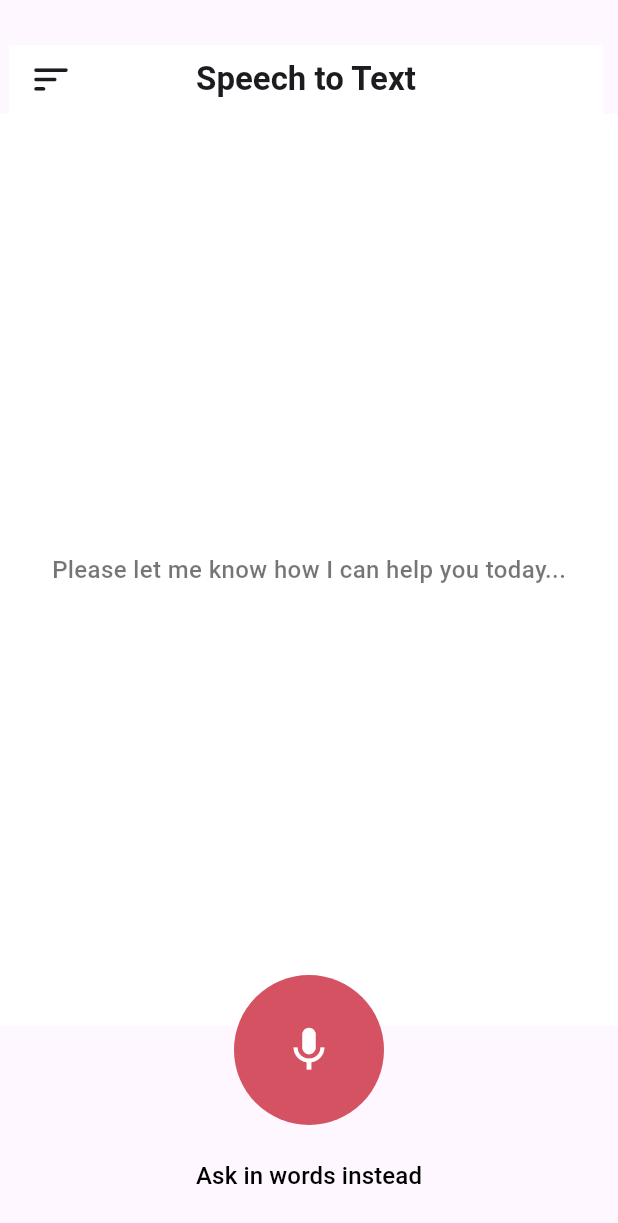
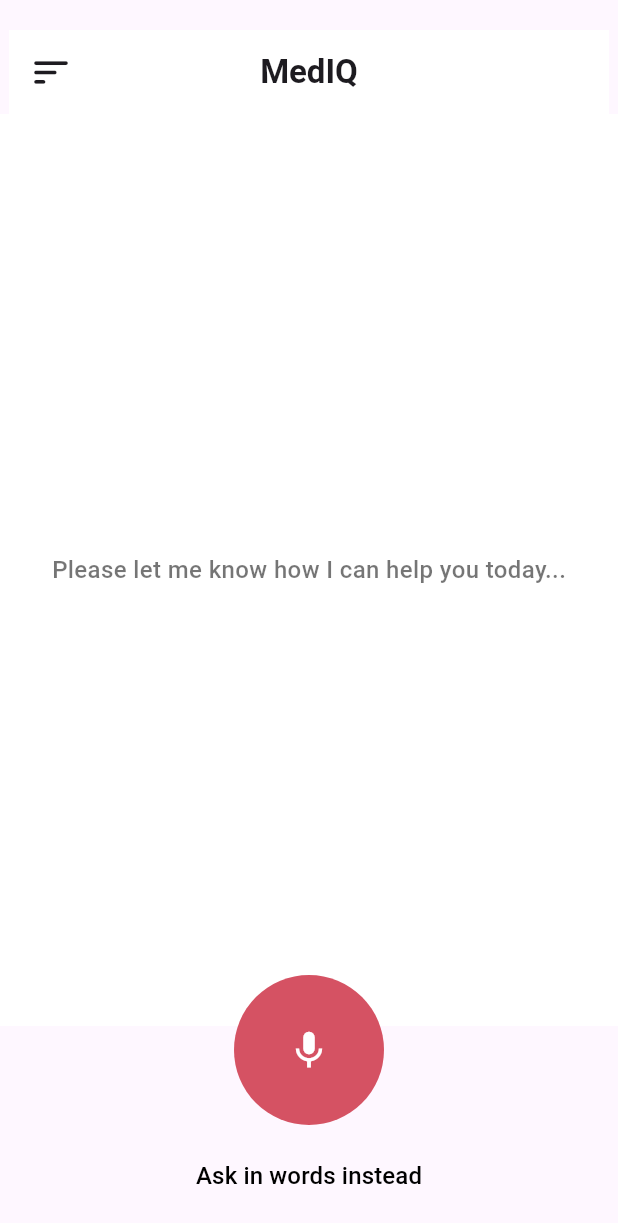
Before and after one commit to kodecosmo/MedIQ-Flutter-New, a Flutter app: the ChatbotPage screen opened directly, on a phone screen of 412 x 824 dp. Shown: the top 1223 px of the screen. Run offline on Flutter 3.47's test engine with Material 3 defaults, Android fonts, the phone set to English and light mode, and no system bars; drawn by our look-alikes of avatar_glow; our stand-ins replace lottie, smooth_page_indicator, speech_to_text; network calls fail.

Commit message:
refactor: Update home screen to use OnBoardingScreen instead of ChatbotPage

```diff
--- a/lib/main.dart
+++ b/lib/main.dart
@@ -36,7 +36,7 @@ class MyApp extends StatelessWidget {
         colorScheme: ColorScheme.fromSeed(seedColor: Colors.deepPurple),
         useMaterial3: true,
       ),
-      home: ChatbotPage(),
+      home: OnBoardingScreen(),
       // routes: {
       //   '/': (context) => const SplashScreen(),
       //   '/welcome': (context) => const WelcomeScreen(),
--- a/lib/on-boarding-screens.dart
+++ b/lib/on-boarding-screens.dart
@@ -76,7 +76,9 @@ class _OnBoardingScreenState extends State<OnBoardingScreen> {
                           },
                           child: Text('Next'),
                         )
-                ])),
+                    ]
+                  )
+                ),
       ],
     ));
   }
--- a/lib/screen/chatbot.dart
+++ b/lib/screen/chatbot.dart
@@ -78,7 +78,7 @@ class _ChatbotPageState extends State<ChatbotPage> {
                 backgroundColor: Color.fromARGB(255, 213, 82, 99),
                 radius: 50,
                 child: Icon(isListening ? Icons.mic_none : Icons.mic,
-                    color: Colors.white, size: 35),
+                    color: Colors.white, size: 30),
               ),
             ),
           ),
@@ -101,14 +101,14 @@ class _ChatbotPageState extends State<ChatbotPage> {
       appBar: PreferredSize(
         preferredSize: Size.fromHeight(kToolbarHeight + 20), // Height of AppBar + padding
         child: Padding(
-          padding: const EdgeInsets.only(top: 30.0, left: 6.0, right: 10.0),
+          padding: const EdgeInsets.only(top: 20.0, left: 6.0, right: 6.0),
           child: AppBar(
             leading: const Icon(Icons.sort_rounded,size: 30,),
             centerTitle: true,
             backgroundColor: Colors.white,
             elevation: 0.0, // Add padding above title
               title: Text(
-                "Speech to Text",
+                "MedIQ",
                 style: TextStyle(
                   fontWeight: FontWeight.bold,
                 ),
```
